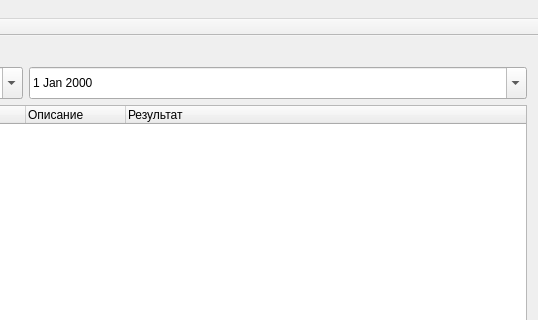
Above: mainwindow.ui from molotov-dmitry/work-report before the change; both pictures show x 486 to 1024 and y 0 to 320 of the 1024 by 600 pixel window. Below: the same form after it.
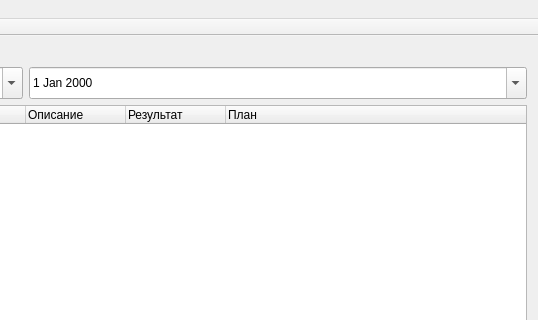
That is the form after the change. Icons and pictures are not drawn.

Commit message: Added new hidden column for planned task in task table.

What changed in the file:
```diff
--- a/mainwindow.ui
+++ b/mainwindow.ui
@@ -101,6 +101,11 @@
         <string>Результат</string>
        </property>
       </column>
+      <column>
+       <property name="text">
+        <string>План</string>
+       </property>
+      </column>
      </widget>
     </item>
     <item>
```
Left out of the diff: 2 changed lines with no effect on the pictures. The commit also changes 1 other file.
